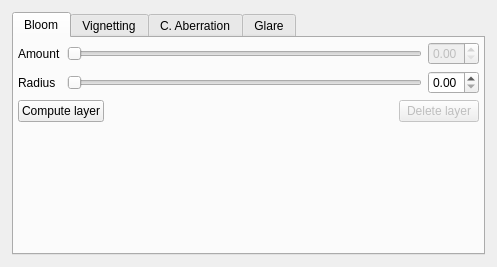
Qt form qtgui/lenseffects.ui (sungsoo/luxrender-lux) before a commit.
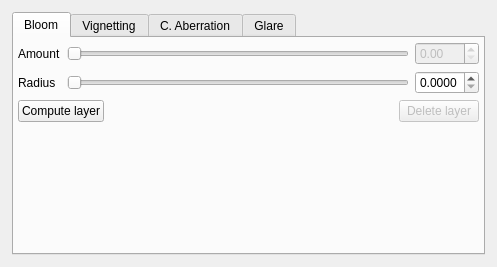
The same form after that commit.

The edit to the form file:
```diff
--- a/qtgui/lenseffects.ui
+++ b/qtgui/lenseffects.ui
@@ -79,6 +79,9 @@
            <property name="keyboardTracking">
             <bool>false</bool>
            </property>
+           <property name="decimals">
+            <number>4</number>
+           </property>
            <property name="maximum">
             <double>1.000000000000000</double>
            </property>
```
